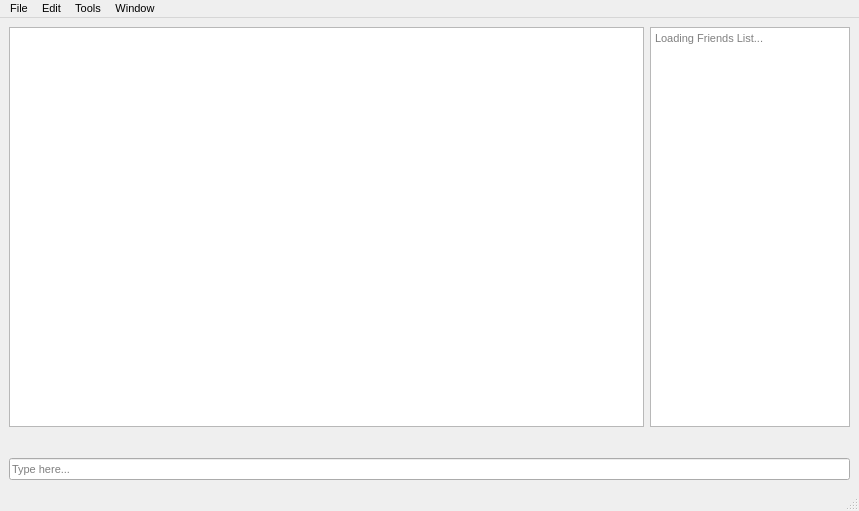
Above: src/client/chatwindow.ui from xdmtk/elysium before the change. Below: the same form after it.
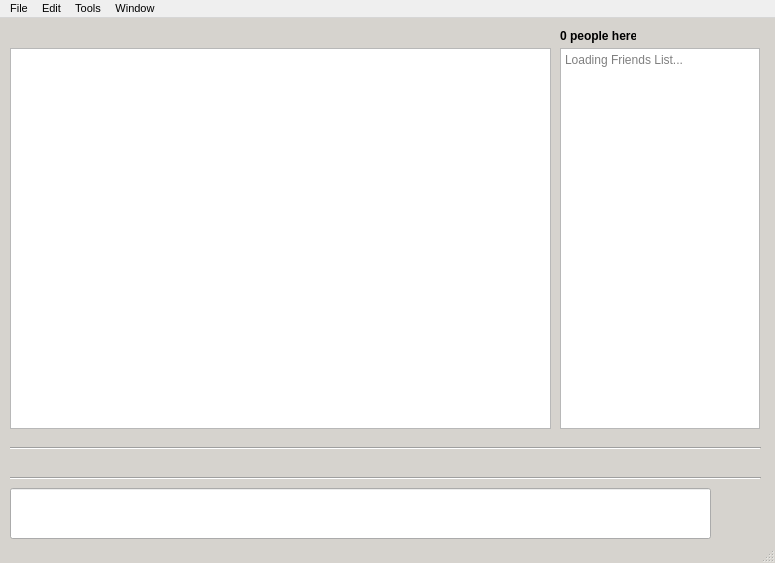
That is the form after the change. Icons and pictures are not drawn.

Commit message: #23 - Add send buttons and colorize ChatWindow background

What changed in the file:
```diff
--- a/src/client/chatwindow.ui
+++ b/src/client/chatwindow.ui
@@ -6,8 +6,8 @@
    <rect>
     <x>0</x>
     <y>0</y>
-    <width>859</width>
-    <height>511</height>
+    <width>775</width>
+    <height>563</height>
    </rect>
   </property>
   <property name="font">
@@ -23,96 +23,174 @@
    <iconset resource="resources.qrc">
     <normaloff>:/icons/resources/keyboard-key-e.png</normaloff>:/icons/resources/keyboard-key-e.png</iconset>
   </property>
+  <property name="styleSheet">
+   <string notr="true">QMainWindow#ChatWindow {
+	background: #d6d3ce;
+}</string>
+  </property>
   <widget class="QWidget" name="centralwidget">
-   <layout class="QGridLayout" name="gridLayout_2">
-    <item row="1" column="0">
-     <layout class="QGridLayout" name="gridLayout">
-      <item row="0" column="0">
-       <widget class="QTextEdit" name="outputDisplay">
-        <property name="maximumSize">
-         <size>
-          <width>16777215</width>
-          <height>400</height>
-         </size>
-        </property>
-        <property name="styleSheet">
-         <string notr="true"/>
-        </property>
-        <property name="readOnly">
-         <bool>true</bool>
-        </property>
-       </widget>
-      </item>
-      <item row="4" column="0" colspan="2">
-       <widget class="QLineEdit" name="inputDisplay">
-        <property name="maximumSize">
-         <size>
-          <width>16777215</width>
-          <height>300</height>
-         </size>
-        </property>
-        <property name="styleSheet">
-         <string notr="true"/>
-        </property>
-        <property name="frame">
-         <bool>true</bool>
-        </property>
-        <property name="placeholderText">
-         <string>Type here...</string>
-        </property>
-       </widget>
-      </item>
-      <item row="0" column="1">
-       <widget class="QTextEdit" name="friendsDisplay">
-        <property name="maximumSize">
-         <size>
-          <width>200</width>
-          <height>400</height>
-         </size>
-        </property>
-        <property name="readOnly">
-         <bool>true</bool>
-        </property>
-        <property name="placeholderText">
-         <string>Loading Friends List...</string>
-        </property>
-       </widget>
-      </item>
-      <item row="1" column="0">
-       <widget class="QLabel" name="typingIndicator">
-        <property name="sizePolicy">
-         <sizepolicy hsizetype="Ignored" vsizetype="Preferred">
-          <horstretch>0</horstretch>
-          <verstretch>0</verstretch>
-         </sizepolicy>
-        </property>
-        <property name="sizeIncrement">
-         <size>
-          <width>0</width>
-          <height>0</height>
-         </size>
-        </property>
-        <property name="frameShape">
-         <enum>QFrame::Panel</enum>
-        </property>
-        <property name="lineWidth">
-         <number>0</number>
-        </property>
-        <property name="text">
-         <string/>
-        </property>
-       </widget>
-      </item>
-     </layout>
-    </item>
-   </layout>
+   <widget class="QLabel" name="typingIndicator">
+    <property name="geometry">
+     <rect>
+      <x>10</x>
+      <y>412</y>
+      <width>541</width>
+      <height>20</height>
+     </rect>
+    </property>
+    <property name="sizePolicy">
+     <sizepolicy hsizetype="Ignored" vsizetype="Preferred">
+      <horstretch>0</horstretch>
+      <verstretch>0</verstretch>
+     </sizepolicy>
+    </property>
+    <property name="sizeIncrement">
+     <size>
+      <width>0</width>
+      <height>0</height>
+     </size>
+    </property>
+    <property name="frameShape">
+     <enum>QFrame::Panel</enum>
+    </property>
+    <property name="lineWidth">
+     <number>0</number>
+    </property>
+    <property name="text">
+     <string/>
+    </property>
+   </widget>
+   <widget class="Line" name="line">
+    <property name="geometry">
+     <rect>
+      <x>10</x>
+      <y>450</y>
+      <width>751</width>
+      <height>20</height>
+     </rect>
+    </property>
+    <property name="orientation">
+     <enum>Qt::Horizontal</enum>
+    </property>
+   </widget>
+   <widget class="Line" name="line2">
+    <property name="geometry">
+     <rect>
+      <x>10</x>
+      <y>420</y>
+      <width>751</width>
+      <height>20</height>
+     </rect>
+    </property>
+    <property name="orientation">
+     <enum>Qt::Horizontal</enum>
+    </property>
+   </widget>
+   <widget class="QLabel" name="sendQLabel">
+    <property name="geometry">
+     <rect>
+      <x>716</x>
+      <y>465</y>
+      <width>51</width>
+      <height>61</height>
+     </rect>
+    </property>
+    <property name="text">
+     <string/>
+    </property>
+    <property name="pixmap">
+     <pixmap resource="resources.qrc">:/resources/send_inactive.png</pixmap>
+    </property>
+   </widget>
+   <widget class="QLabel" name="peopleHereLabel">
+    <property name="geometry">
+     <rect>
+      <x>560</x>
+      <y>10</y>
+      <width>76</width>
+      <height>16</height>
+     </rect>
+    </property>
+    <property name="text">
+     <string>&lt;b&gt;0 people here&lt;/b&gt;</string>
+    </property>
+   </widget>
+   <widget class="QTextEdit" name="outputDisplay">
+    <property name="geometry">
+     <rect>
+      <x>10</x>
+      <y>30</y>
+      <width>541</width>
+      <height>381</height>
+     </rect>
+    </property>
+    <property name="maximumSize">
+     <size>
+      <width>16777215</width>
+      <height>400</height>
+     </size>
+    </property>
+    <property name="styleSheet">
+     <string notr="true"/>
+    </property>
+    <property name="readOnly">
+     <bool>true</bool>
+    </property>
+   </widget>
+   <widget class="QTextEdit" name="friendsDisplay">
+    <property name="geometry">
+     <rect>
+      <x>560</x>
+      <y>30</y>
+      <width>200</width>
+      <height>381</height>
+     </rect>
+    </property>
+    <property name="maximumSize">
+     <size>
+      <width>200</width>
+      <height>400</height>
+     </size>
+    </property>
+    <property name="readOnly">
+     <bool>true</bool>
+    </property>
+    <property name="placeholderText">
+     <string>Loading Friends List...</string>
+    </property>
+   </widget>
+   <widget class="QLineEdit" name="inputDisplay">
+    <property name="geometry">
+     <rect>
+      <x>10</x>
+      <y>470</y>
+      <width>701</width>
+      <height>51</height>
+     </rect>
+    </property>
+    <property name="maximumSize">
+     <size>
+      <width>16777215</width>
+      <height>300</height>
+     </size>
+    </property>
+    <property name="styleSheet">
+     <string notr="true"/>
+    </property>
+    <property name="frame">
+     <bool>true</bool>
+    </property>
+    <property name="placeholderText">
+     <string/>
+    </property>
+   </widget>
   </widget>
   <widget class="QMenuBar" name="menubar">
    <property name="geometry">
     <rect>
      <x>0</x>
      <y>0</y>
-     <width>859</width>
+     <width>775</width>
      <height>20</height>
     </rect>
    </property>
```
Left out of the diff: 2 changed lines with no effect on the pictures. The commit also changes 3 other files.
